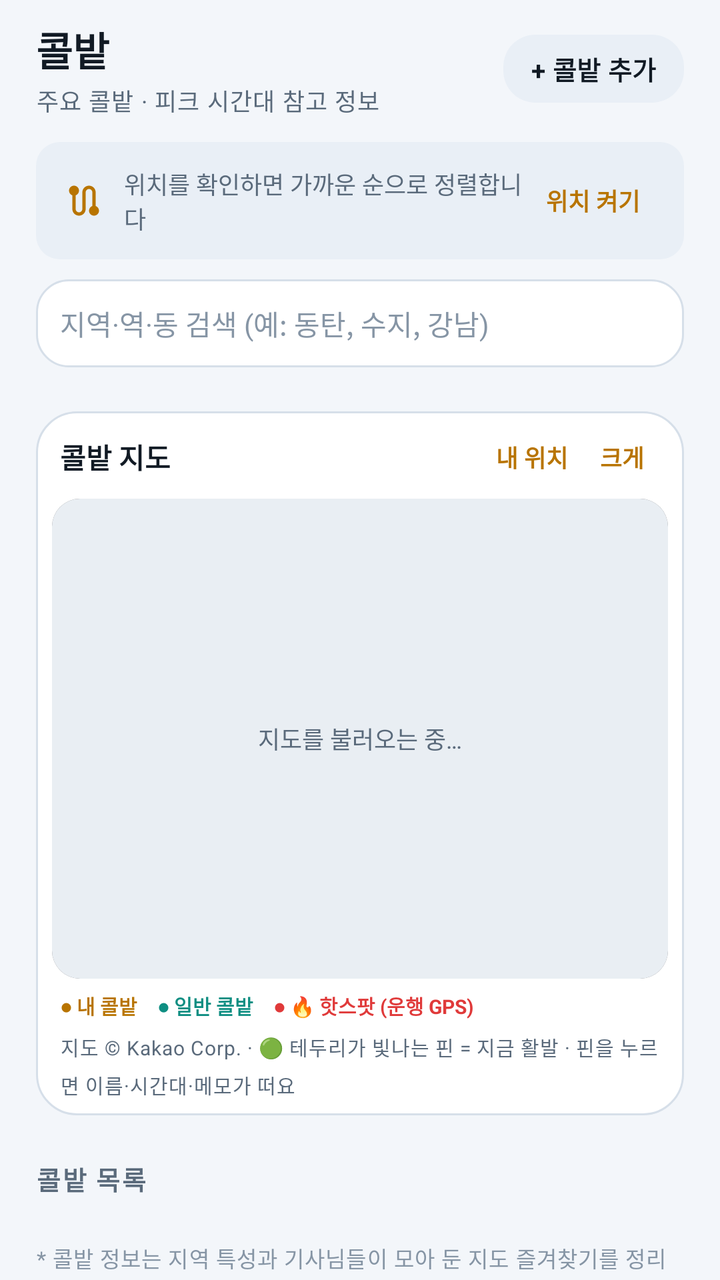
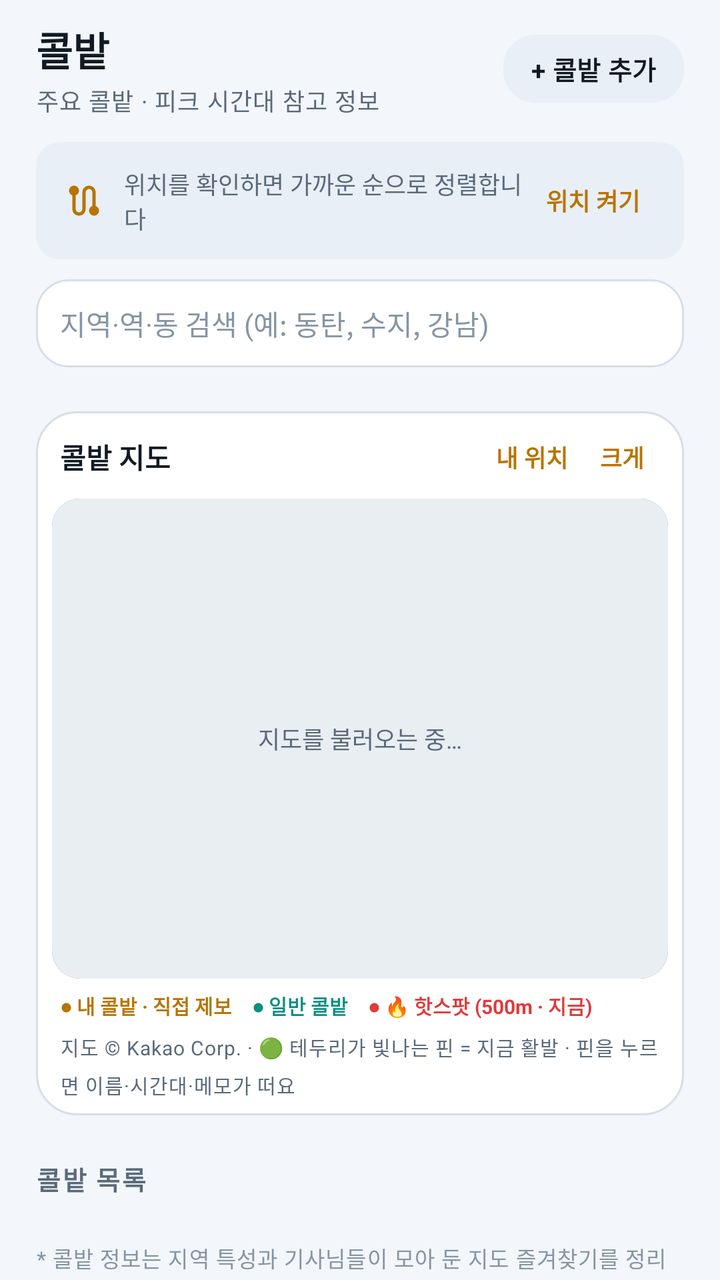

Screens rendered from an Android XML layout before and after an edit, with the pre-edit source and the edit as a unified diff.
<!-- AndroidManifest.xml: application theme Theme.DaeriLedger -->
<!-- res/layout/screen_spots.xml -->
<?xml version="1.0" encoding="utf-8"?>
<FrameLayout xmlns:android="http://schemas.android.com/apk/res/android"
    xmlns:app="http://schemas.android.com/apk/res-auto"
    android:layout_width="match_parent"
    android:layout_height="match_parent">

    <androidx.core.widget.NestedScrollView
        android:id="@+id/spotsScroll"
        android:layout_width="match_parent"
        android:layout_height="match_parent"
        android:clipToPadding="false"
        android:fillViewport="true"
        android:scrollbars="none">

        <LinearLayout
            android:id="@+id/spotsColumn"
            android:layout_width="match_parent"
            android:layout_height="wrap_content"
            android:focusableInTouchMode="true"
            android:orientation="vertical"
            android:paddingBottom="28dp">

            <LinearLayout
                android:layout_width="match_parent"
                android:layout_height="wrap_content"
                android:gravity="center_vertical"
                android:orientation="horizontal"
                android:paddingHorizontal="18dp"
                android:paddingTop="10dp">

                <LinearLayout
                    android:layout_width="0dp"
                    android:layout_height="wrap_content"
                    android:layout_weight="1"
                    android:orientation="vertical">

                    <TextView
                        style="@style/Text.Daeri.Title"
                        android:layout_width="wrap_content"
                        android:layout_height="wrap_content"
                        android:text="콜밭" />

                    <TextView
                        android:id="@+id/spotsSubtitle"
                        style="@style/Text.Daeri.Label"
                        android:layout_width="wrap_content"
                        android:layout_height="wrap_content"
                        android:layout_marginTop="2dp"
                        android:text="주요 콜밭 · 피크 시간대 참고 정보" />
                </LinearLayout>

                
                <com.google.android.material.button.MaterialButton
                    android:id="@+id/addSpotButton"
                    style="@style/Widget.Daeri.Button.Tonal"
                    android:layout_width="wrap_content"
                    android:layout_height="42dp"
                    android:minHeight="42dp"
                    android:paddingHorizontal="14dp"
                    android:text="+ 콜밭 추가"
                    android:textSize="13sp" />
            </LinearLayout>

            
            <LinearLayout
                android:id="@+id/locationCard"
                android:layout_width="match_parent"
                android:layout_height="wrap_content"
                android:layout_marginHorizontal="18dp"
                android:layout_marginTop="12dp"
                android:background="@drawable/bg_chip_soft"
                android:gravity="center_vertical"
                android:orientation="horizontal"
                android:paddingHorizontal="14dp"
                android:paddingVertical="12dp">

                <ImageView
                    android:layout_width="20dp"
                    android:layout_height="20dp"
                    android:contentDescription="@null"
                    android:src="@drawable/ic_route"
                    app:tint="@color/accent" />

                <TextView
                    android:id="@+id/locationText"
                    android:layout_width="0dp"
                    android:layout_height="wrap_content"
                    android:layout_marginStart="10dp"
                    android:layout_weight="1"
                    android:text="위치를 확인하면 가까운 순으로 정렬합니다"
                    android:textColor="@color/text_secondary"
                    android:textSize="12sp" />

                <TextView
                    android:id="@+id/locationAction"
                    android:layout_width="wrap_content"
                    android:layout_height="wrap_content"
                    android:background="?attr/selectableItemBackground"
                    android:paddingHorizontal="8dp"
                    android:paddingVertical="6dp"
                    android:text="위치 켜기"
                    android:textColor="@color/accent"
                    android:textSize="12sp"
                    android:textStyle="bold" />
            </LinearLayout>

            
            <LinearLayout
                android:layout_width="match_parent"
                android:layout_height="wrap_content"
                android:layout_marginHorizontal="18dp"
                android:layout_marginTop="10dp"
                android:background="@drawable/bg_amount_field"
                android:gravity="center_vertical"
                android:orientation="horizontal"
                android:paddingHorizontal="12dp">

                <EditText
                    android:id="@+id/spotSearch"
                    android:layout_width="0dp"
                    android:layout_height="44dp"
                    android:layout_weight="1"
                    android:background="@null"
                    android:hint="지역·역·동 검색 (예: 동탄, 수지, 강남)"
                    android:imeOptions="actionSearch"
                    android:importantForAutofill="no"
                    android:inputType="text"
                    android:maxLength="24"
                    android:paddingVertical="0dp"
                    android:singleLine="true"
                    android:textColor="@color/text_primary"
                    android:textColorHint="@color/text_tertiary"
                    android:textSize="14sp" />

                <ImageView
                    android:id="@+id/spotSearchClear"
                    android:layout_width="28dp"
                    android:layout_height="28dp"
                    android:background="?attr/selectableItemBackgroundBorderless"
                    android:contentDescription="검색어 지우기"
                    android:padding="6dp"
                    android:src="@drawable/ic_close"
                    android:visibility="gone"
                    app:tint="@color/text_tertiary" />
            </LinearLayout>

            
            <HorizontalScrollView
                android:layout_width="match_parent"
                android:layout_height="wrap_content"
                android:layout_marginTop="10dp"
                android:clipToPadding="false"
                android:paddingHorizontal="18dp"
                android:scrollbars="none">

                <com.google.android.material.chip.ChipGroup
                    android:id="@+id/regionChips"
                    android:layout_width="wrap_content"
                    android:layout_height="wrap_content"
                    app:chipSpacingHorizontal="8dp"
                    app:singleLine="true"
                    app:singleSelection="true" />
            </HorizontalScrollView>

            

            
            <TextView
                android:id="@+id/hiddenInfo"
                android:layout_width="wrap_content"
                android:layout_height="wrap_content"
                android:layout_marginHorizontal="18dp"
                android:layout_marginTop="8dp"
                android:background="?attr/selectableItemBackgroundBorderless"
                android:paddingVertical="4dp"
                android:text="숨긴 콜밭 0곳 · 되돌리기"
                android:textColor="@color/text_tertiary"
                android:textSize="11sp"
                android:visibility="gone" />

            
            <LinearLayout
                android:id="@+id/mapCard"
                android:layout_width="match_parent"
                android:layout_height="wrap_content"
                android:layout_marginHorizontal="18dp"
                android:layout_marginTop="12dp"
                android:background="@drawable/bg_card_soft"
                android:orientation="vertical"
                android:padding="8dp">

                <LinearLayout
                    android:layout_width="match_parent"
                    android:layout_height="wrap_content"
                    android:gravity="center_vertical"
                    android:orientation="horizontal"
                    android:paddingHorizontal="4dp"
                    android:paddingBottom="6dp">

                    <TextView
                        android:layout_width="0dp"
                        android:layout_height="wrap_content"
                        android:layout_weight="1"
                        android:text="콜밭 지도"
                        android:textColor="@color/text_primary"
                        android:textSize="14sp"
                        android:textStyle="bold" />

                    <TextView
                        android:id="@+id/mapCountLabel"
                        style="@style/Text.Daeri.Label"
                        android:layout_width="wrap_content"
                        android:layout_height="wrap_content"
                        android:layout_marginEnd="6dp"
                        android:text="" />

                    <TextView
                        android:id="@+id/mapMyLocation"
                        android:layout_width="wrap_content"
                        android:layout_height="wrap_content"
                        android:background="?attr/selectableItemBackground"
                        android:paddingHorizontal="8dp"
                        android:paddingVertical="6dp"
                        android:text="내 위치"
                        android:textColor="@color/accent"
                        android:textSize="12sp"
                        android:textStyle="bold" />

                    <TextView
                        android:id="@+id/mapToggle"
                        android:layout_width="wrap_content"
                        android:layout_height="wrap_content"
                        android:background="?attr/selectableItemBackground"
                        android:paddingHorizontal="8dp"
                        android:paddingVertical="6dp"
                        android:text="크게"
                        android:textColor="@color/accent"
                        android:textSize="12sp"
                        android:textStyle="bold" />
                </LinearLayout>

                <FrameLayout
                    android:id="@+id/mapFrame"
                    android:layout_width="match_parent"
                    android:layout_height="240dp"
                    android:background="@drawable/bg_map_frame"
                    android:clipToOutline="true">

                    <WebView
                        android:id="@+id/mapWeb"
                        android:layout_width="match_parent"
                        android:layout_height="match_parent" />

                    <TextView
                        android:id="@+id/mapLoading"
                        android:layout_width="match_parent"
                        android:layout_height="match_parent"
                        android:background="#E9EEF3"
                        android:gravity="center"
                        android:text="지도를 불러오는 중…"
                        android:textColor="#5A6A7B"
                        android:textSize="12sp" />

                    
                    <LinearLayout
                        android:id="@+id/mapErrorBox"
                        android:layout_width="match_parent"
                        android:layout_height="match_parent"
                        android:background="#E9EEF3"
                        android:gravity="center"
                        android:orientation="vertical"
                        android:padding="16dp"
                        android:visibility="gone">

                        <TextView
                            android:id="@+id/mapErrorText"
                            android:layout_width="wrap_content"
                            android:layout_height="wrap_content"
                            android:gravity="center"
                            android:lineSpacingExtra="2dp"
                            android:text="카카오맵을 불러오지 못했어요.&#10;아래 콜밭 목록으로도 볼 수 있어요."
                            android:textColor="#5A6A7B"
                            android:textSize="12sp" />

                        <com.google.android.material.button.MaterialButton
                            android:id="@+id/mapRetryButton"
                            style="@style/Widget.Daeri.Button.Tonal"
                            android:layout_width="wrap_content"
                            android:layout_height="40dp"
                            android:layout_marginTop="8dp"
                            android:minHeight="40dp"
                            android:text="다시 시도"
                            android:textSize="12sp" />
                    </LinearLayout>

                    
                    <LinearLayout
                        android:id="@+id/mapPinCard"
                        android:layout_width="match_parent"
                        android:layout_height="wrap_content"
                        android:layout_gravity="bottom"
                        android:layout_margin="8dp"
                        android:background="@drawable/bg_card_soft"
                        android:elevation="6dp"
                        android:orientation="vertical"
                        android:padding="12dp"
                        android:visibility="gone">

                        <TextView
                            android:id="@+id/mapPinName"
                            android:layout_width="match_parent"
                            android:layout_height="wrap_content"
                            android:ellipsize="end"
                            android:maxLines="1"
                            android:textColor="@color/text_primary"
                            android:textSize="15sp"
                            android:textStyle="bold" />

                        <TextView
                            android:id="@+id/mapPinMeta"
                            android:layout_width="match_parent"
                            android:layout_height="wrap_content"
                            android:layout_marginTop="2dp"
                            android:ellipsize="end"
                            android:maxLines="1"
                            android:textColor="@color/text_secondary"
                            android:textSize="12sp" />

                        
                        <TextView
                            android:id="@+id/mapPinNow"
                            android:layout_width="match_parent"
                            android:layout_height="wrap_content"
                            android:layout_marginTop="3dp"
                            android:textColor="@color/spot_mint"
                            android:textSize="12sp"
                            android:textStyle="bold"
                            android:visibility="gone" />

                        <TextView
                            android:id="@+id/mapPinMemo"
                            android:layout_width="match_parent"
                            android:layout_height="wrap_content"
                            android:layout_marginTop="2dp"
                            android:ellipsize="end"
                            android:maxLines="2"
                            android:textColor="@color/text_tertiary"
                            android:textSize="12sp"
                            android:visibility="gone" />

                        <LinearLayout
                            android:layout_width="match_parent"
                            android:layout_height="wrap_content"
                            android:layout_marginTop="8dp"
                            android:gravity="center_vertical"
                            android:orientation="horizontal">

                            <com.google.android.material.button.MaterialButton
                                android:id="@+id/mapPinRoute"
                                style="@style/Widget.Daeri.Button.Tonal"
                                android:layout_width="wrap_content"
                                android:layout_height="40dp"
                                android:minHeight="40dp"
                                android:paddingHorizontal="14dp"
                                android:text="길찾기"
                                android:textSize="12sp"
                                app:icon="@drawable/ic_route"
                                app:iconSize="15dp" />

                            <TextView
                                android:id="@+id/mapPinClose"
                                android:layout_width="wrap_content"
                                android:layout_height="wrap_content"
                                android:layout_marginStart="6dp"
                                android:background="?attr/selectableItemBackground"
                                android:paddingHorizontal="10dp"
                                android:paddingVertical="8dp"
                                android:text="닫기"
                                android:textColor="@color/text_secondary"
                                android:textSize="12sp" />
                        </LinearLayout>
                    </LinearLayout>
                </FrameLayout>

                
                <LinearLayout
                    android:layout_width="match_parent"
                    android:layout_height="wrap_content"
                    android:gravity="center_vertical"
                    android:orientation="horizontal"
                    android:paddingHorizontal="4dp"
                    android:paddingTop="6dp">

                    <TextView
                        android:layout_width="wrap_content"
                        android:layout_height="wrap_content"
                        android:text="● 내 콜밭"
                        android:textColor="@color/accent"
                        android:textSize="10sp"
                        android:textStyle="bold" />

                    <TextView
                        android:layout_width="wrap_content"
                        android:layout_height="wrap_content"
                        android:layout_marginStart="10dp"
                        android:text="● 일반 콜밭"
                        android:textColor="@color/spot_mint"
                        android:textSize="10sp"
                        android:textStyle="bold" />

                    <TextView
                        android:layout_width="wrap_content"
                        android:layout_height="wrap_content"
                        android:layout_marginStart="10dp"
                        android:text="● 🔥 핫스팟 (운행 GPS)"
                        android:textColor="@color/coral"
                        android:textSize="10sp"
                        android:textStyle="bold" />
                </LinearLayout>

                <TextView
                    android:id="@+id/mapAttribution"
                    style="@style/Text.Daeri.Label"
                    android:layout_width="wrap_content"
                    android:layout_height="wrap_content"
                    android:layout_marginTop="6dp"
                    android:paddingHorizontal="4dp"
                    android:text="지도 © Kakao Corp. · 🟢 테두리가 빛나는 핀 = 지금 활발 · 핀을 누르면 이름·시간대·메모가 떠요"
                    android:textSize="10sp" />
            </LinearLayout>

            
            <LinearLayout
                android:layout_width="match_parent"
                android:layout_height="wrap_content"
                android:gravity="center_vertical"
                android:orientation="horizontal"
                android:paddingHorizontal="18dp"
                android:paddingTop="22dp"
                android:paddingBottom="4dp">

                <TextView
                    style="@style/Text.Daeri.Section"
                    android:layout_width="0dp"
                    android:layout_height="wrap_content"
                    android:layout_weight="1"
                    android:text="콜밭 목록" />

                <TextView
                    android:id="@+id/nearbyCountText"
                    style="@style/Text.Daeri.Label"
                    android:layout_width="wrap_content"
                    android:layout_height="wrap_content"
                    android:text="" />
            </LinearLayout>

            <LinearLayout
                android:id="@+id/nearbyColumn"
                android:layout_width="match_parent"
                android:layout_height="wrap_content"
                android:orientation="vertical" />

            
            <com.google.android.material.button.MaterialButton
                android:id="@+id/moreSpotsButton"
                style="@style/Widget.Daeri.Button.Tonal"
                android:layout_width="match_parent"
                android:layout_height="48dp"
                android:layout_marginHorizontal="18dp"
                android:layout_marginTop="6dp"
                android:minHeight="48dp"
                android:text="나머지 콜밭 더 보기"
                android:textSize="13sp"
                android:visibility="gone" />

            <TextView
                style="@style/Text.Daeri.Label"
                android:layout_width="match_parent"
                android:layout_height="wrap_content"
                android:layout_marginHorizontal="18dp"
                android:layout_marginTop="18dp"
                android:lineSpacingExtra="3dp"
                android:text="* 콜밭 정보는 지역 특성과 기사님들이 모아 둔 지도 즐겨찾기를 정리한 참고 자료이며, 카카오T·로지 등 플랫폼의 실시간 콜 수량이 아닙니다.&#10;* 없어진 곳은 카드를 길게 눌러 ‘내 화면에서만 숨기기’ 또는 ‘없어진 곳 신고’를 할 수 있어요. 신고는 같은 자리에서 2명 이상 모이면 모든 기사님 화면에서 숨겨지고, 내 화면에서는 바로 숨겨집니다.&#10;* 기사님들이 2명 이상 제보한 곳은 ‘기사 제보’, 운행 기록 GPS로 모인 곳은 🔥 ‘핫스팟’ 으로 목록·지도에 함께 보입니다.&#10;* 내가 추가한 콜밭(‘내 콜밭’ 배지)은 카드를 길게 눌러 삭제할 수 있어요."
                android:textColor="@color/text_tertiary"
                android:textSize="11sp" />

        </LinearLayout>
    </androidx.core.widget.NestedScrollView>

</FrameLayout>
<!-- resources referenced by this layout -->
<resources>
  <color name="accent">#B87400</color>
  <color name="coral">#E03A3A</color>
  <color name="spot_mint">#0E8E82</color>
  <color name="text_primary">#111A24</color>
  <color name="text_secondary">#5A6A7B</color>
  <color name="text_tertiary">#8695A5</color>
  <!-- drawable bg_amount_field (drawable) -->
  <?xml version="1.0" encoding="utf-8"?>
  <shape xmlns:android="http://schemas.android.com/apk/res/android" android:shape="rectangle">
      <solid android:color="@color/surface" />
      <corners android:radius="16dp" />
      <stroke android:width="1dp" android:color="@color/outline" />
  </shape>
  <!-- drawable bg_card_soft (drawable) -->
  <?xml version="1.0" encoding="utf-8"?>
  <shape xmlns:android="http://schemas.android.com/apk/res/android" android:shape="rectangle">
      <solid android:color="@color/surface_alt" />
      <corners android:radius="20dp" />
      <stroke android:width="1dp" android:color="@color/outline" />
  </shape>
  <!-- drawable bg_chip_soft (drawable) -->
  <?xml version="1.0" encoding="utf-8"?>
  <shape xmlns:android="http://schemas.android.com/apk/res/android" android:shape="rectangle">
      <solid android:color="@color/surface_high" />
      <corners android:radius="12dp" />
  </shape>
  <!-- drawable bg_map_frame (drawable) -->
  <?xml version="1.0" encoding="utf-8"?>
  <shape xmlns:android="http://schemas.android.com/apk/res/android"
      android:shape="rectangle">
      <solid android:color="#E9EEF3" />
      <corners android:radius="14dp" />
  </shape>
  <style name="Text.Daeri.Label" parent="TextAppearance.Material3.BodySmall">
          <item name="android:textSize">12sp</item>
          <item name="android:textColor">@color/text_secondary</item>
      </style>
  <style name="Text.Daeri.Section" parent="TextAppearance.Material3.TitleSmall">
          <item name="android:textSize">13sp</item>
          <item name="android:letterSpacing">0.06</item>
          <item name="android:textColor">@color/text_secondary</item>
          <item name="android:textStyle">bold</item>
      </style>
  <style name="Text.Daeri.Title" parent="TextAppearance.Material3.TitleLarge">
          <item name="android:textSize">20sp</item>
          <item name="android:textStyle">bold</item>
          <item name="android:textColor">@color/text_primary</item>
      </style>
  <style name="Theme.DaeriLedger" parent="Theme.DaeriLedger.Base" />
  <color name="surface">#FFFFFF</color>
  <color name="outline">#D6DFE9</color>
  <color name="surface_alt">#FFFFFF</color>
  <color name="surface_high">#E9EFF6</color>
  <color name="on_accent">#FFFFFF</color>
  <color name="accent_dim">#FFF0D2</color>
  <color name="profit">#0E8A4F</color>
  <color name="profit_dim">#E1F6EB</color>
  <color name="chart_bar">#2E6BC4</color>
  <color name="bg">#F3F6FA</color>
  <color name="divider">#E7EDF4</color>
  <color name="loss">#C93A3A</color>
  <style name="ThemeOverlay.Daeri.BottomSheet" parent="ThemeOverlay.Material3.BottomSheetDialog">
          <item name="colorSurface">@color/surface_alt</item>
          <item name="bottomSheetStyle">@style/Widget.Daeri.BottomSheet</item>
      </style>
  <style name="Shape.Daeri.ExtraSmall" parent="ShapeAppearance.Material3.Corner.ExtraSmall">
          <item name="cornerSize">8dp</item>
      </style>
  <style name="Shape.Daeri.Small" parent="ShapeAppearance.Material3.Corner.Small">
          <item name="cornerSize">12dp</item>
      </style>
  <style name="Shape.Daeri.Medium" parent="ShapeAppearance.Material3.Corner.Medium">
          <item name="cornerSize">18dp</item>
      </style>
  <style name="Shape.Daeri.Large" parent="ShapeAppearance.Material3.Corner.Large">
          <item name="cornerSize">26dp</item>
      </style>
  <style name="Widget.Daeri.BottomSheet" parent="Widget.Material3.BottomSheet.Modal">
          <item name="shapeAppearance">@style/Shape.Daeri.Large</item>
          <item name="backgroundTint">@color/surface_alt</item>
      </style>
  <!-- unchanged entries left out for length: 5 -->
</resources>

<!-- the commit's change to res/layout/screen_spots.xml (unified diff, before → after) -->
@@ -394,7 +394,7 @@
                     <TextView
                         android:layout_width="wrap_content"
                         android:layout_height="wrap_content"
-                        android:text="● 내 콜밭"
+                        android:text="● 내 콜밭 · 직접 제보"
                         android:textColor="@color/accent"
                         android:textSize="10sp"
                         android:textStyle="bold" />
@@ -412,7 +412,7 @@
                         android:layout_width="wrap_content"
                         android:layout_height="wrap_content"
                         android:layout_marginStart="10dp"
-                        android:text="● 🔥 핫스팟 (운행 GPS)"
+                        android:text="● 🔥 핫스팟 (500m · 지금)"
                         android:textColor="@color/coral"
                         android:textSize="10sp"
                         android:textStyle="bold" />
@@ -480,7 +480,7 @@
                 android:layout_marginHorizontal="18dp"
                 android:layout_marginTop="18dp"
                 android:lineSpacingExtra="3dp"
-                android:text="* 콜밭 정보는 지역 특성과 기사님들이 모아 둔 지도 즐겨찾기를 정리한 참고 자료이며, 카카오T·로지 등 플랫폼의 실시간 콜 수량이 아닙니다.&#10;* 없어진 곳은 카드를 길게 눌러 ‘내 화면에서만 숨기기’ 또는 ‘없어진 곳 신고’를 할 수 있어요. 신고는 같은 자리에서 2명 이상 모이면 모든 기사님 화면에서 숨겨지고, 내 화면에서는 바로 숨겨집니다.&#10;* 기사님들이 2명 이상 제보한 곳은 ‘기사 제보’, 운행 기록 GPS로 모인 곳은 🔥 ‘핫스팟’ 으로 목록·지도에 함께 보입니다.&#10;* 내가 추가한 콜밭(‘내 콜밭’ 배지)은 카드를 길게 눌러 삭제할 수 있어요."
+                android:text="* 콜밭 정보는 지역 특성과 기사님들이 모아 둔 지도 즐겨찾기를 정리한 참고 자료이며, 카카오T·로지 등 플랫폼의 실시간 콜 수량이 아닙니다.&#10;* 없어진 곳은 카드를 길게 눌러 ‘내 화면에서만 숨기기’ 또는 ‘없어진 곳 신고’를 할 수 있어요. 신고는 같은 자리에서 2명 이상 모이면 모든 기사님 화면에서 숨겨지고, 내 화면에서는 바로 숨겨집니다.&#10;* 기사님들이 같은 자리(반경 50m)에서 3명 이상 직접 제보한 곳은 노란 핀 ‘기사 직접 제보’로, 운행 기록 GPS가 반경 500m 안에 3명 이상 모이고 지금 시간대(±1시간)에 입력이 있는 곳은 빨간 핀 🔥 ‘핫스팟’ 으로 목록·지도에 함께 보입니다.&#10;* 내가 추가한 콜밭(‘내 콜밭’ 배지)은 카드를 길게 눌러 삭제할 수 있어요."
                 android:textColor="@color/text_tertiary"
                 android:textSize="11sp" />
 
